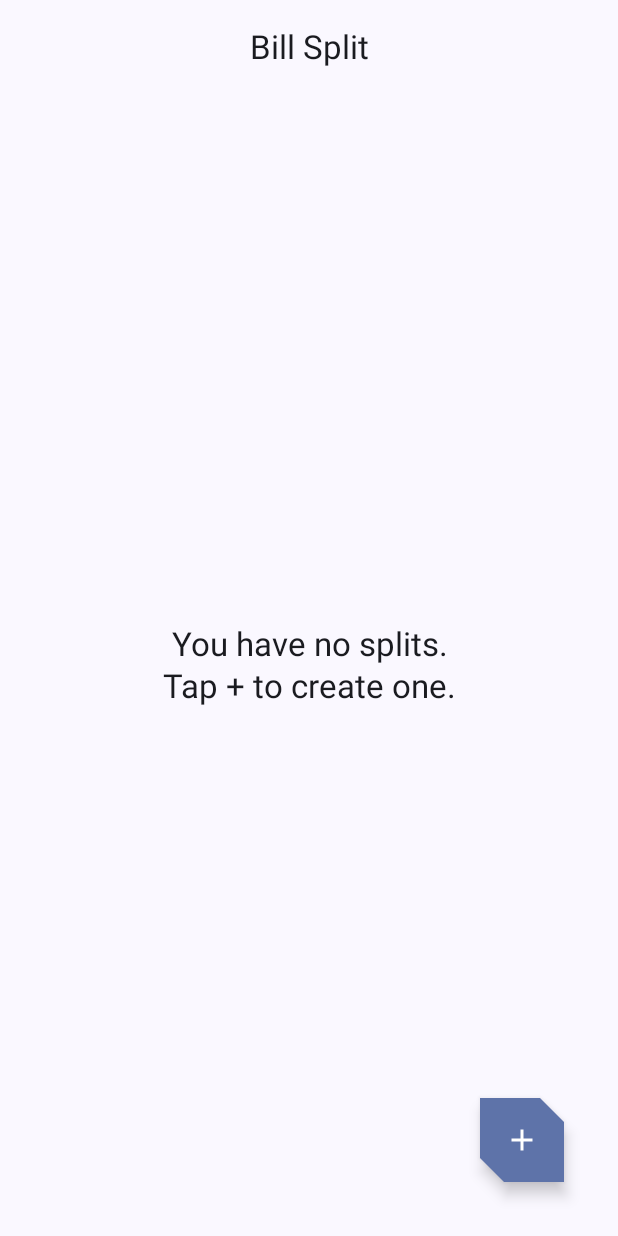
After one commit to tremblay95/bill-split-app, an Android app built with Jetpack Compose: the HomeScreen screen opened through its navigation route, on a phone screen of 412 x 824 dp. The commit adds this screen. Run offline under Robolectric (Android 15) with nearby library versions, the phone set to English and light mode, and no system bars.

Commit message:
rough home screen and navigation setup

```diff
--- a/app/build.gradle.kts
+++ b/app/build.gradle.kts
@@ -43,12 +43,15 @@ dependencies {
 
     implementation(libs.androidx.core.ktx)
     implementation(libs.androidx.lifecycle.runtime.ktx)
+    implementation(libs.androidx.lifecycle.viewmodel.compose)
     implementation(libs.androidx.activity.compose)
     implementation(platform(libs.androidx.compose.bom))
     implementation(libs.androidx.compose.ui)
     implementation(libs.androidx.compose.ui.graphics)
     implementation(libs.androidx.compose.ui.tooling.preview)
     implementation(libs.androidx.compose.material3)
+    implementation(libs.androidx.navigation.compose)
+
     testImplementation(libs.junit)
     androidTestImplementation(libs.androidx.junit)
     androidTestImplementation(libs.androidx.espresso.core)
--- a/app/src/main/java/ca/tremblay95/billsplit/MainActivity.kt
+++ b/app/src/main/java/ca/tremblay95/billsplit/MainActivity.kt
@@ -5,12 +5,10 @@ import androidx.activity.ComponentActivity
 import androidx.activity.compose.setContent
 import androidx.activity.enableEdgeToEdge
 import androidx.compose.foundation.layout.fillMaxSize
-import androidx.compose.foundation.layout.padding
-import androidx.compose.material3.Scaffold
-import androidx.compose.material3.Text
-import androidx.compose.runtime.Composable
+import androidx.compose.material3.MaterialTheme
+import androidx.compose.material3.Surface
 import androidx.compose.ui.Modifier
-import androidx.compose.ui.tooling.preview.Preview
+import ca.tremblay95.billsplit.ui.BillSplitApp
 import ca.tremblay95.billsplit.ui.theme.BillSplitAppTheme
 
 class MainActivity : ComponentActivity() {
@@ -19,29 +17,13 @@ class MainActivity : ComponentActivity() {
         enableEdgeToEdge()
         setContent {
             BillSplitAppTheme {
-                Scaffold(modifier = Modifier.fillMaxSize()) { innerPadding ->
-                    Greeting(
-                        name = "Android",
-                        modifier = Modifier.padding(innerPadding)
-                    )
+                Surface(
+                    modifier = Modifier.fillMaxSize(),
+                    color = MaterialTheme.colorScheme.background
+                ) {
+                    BillSplitApp()
                 }
             }
         }
     }
 }
-
-@Composable
-fun Greeting(name: String, modifier: Modifier = Modifier) {
-    Text(
-        text = "Hello $name!",
-        modifier = modifier
-    )
-}
-
-@Preview(showBackground = true)
-@Composable
-fun GreetingPreview() {
-    BillSplitAppTheme {
-        Greeting("Android")
-    }
-}
--- /dev/null
+++ b/app/src/main/java/ca/tremblay95/billsplit/ui/BillSplitApp.kt
@@ -0,0 +1,51 @@
+package ca.tremblay95.billsplit.ui
+
+import androidx.compose.material.icons.Icons
+import androidx.compose.material.icons.automirrored.filled.ArrowBack
+import androidx.compose.material3.CenterAlignedTopAppBar
+import androidx.compose.material3.ExperimentalMaterial3Api
+import androidx.compose.material3.Icon
+import androidx.compose.material3.IconButton
+import androidx.compose.material3.Text
+import androidx.compose.material3.TopAppBarDefaults
+import androidx.compose.material3.TopAppBarScrollBehavior
+import androidx.compose.runtime.Composable
+import androidx.compose.ui.Modifier
+import androidx.compose.ui.res.stringResource
+import androidx.navigation.NavHostController
+import androidx.navigation.compose.rememberNavController
+import ca.tremblay95.billsplit.R
+import ca.tremblay95.billsplit.ui.navigation.BillSplitNavHost
+
+@Composable
+fun BillSplitApp(navController : NavHostController = rememberNavController()) {
+    BillSplitNavHost(navController = navController)
+}
+
+@OptIn(ExperimentalMaterial3Api::class)
+@Composable
+fun BillSplitTopBar(
+    title: String,
+    canNavigateBack: Boolean,
+    modifier: Modifier = Modifier,
+    scrollBehaviour: TopAppBarScrollBehavior? = null,
+    navigateUp: () -> Unit = {}
+) {
+    CenterAlignedTopAppBar(
+        title = {
+            Text(text = title)
+        },
+        modifier = modifier,
+        scrollBehavior = scrollBehaviour,
+        navigationIcon = {
+            if (canNavigateBack) {
+                IconButton(onClick = navigateUp) {
+                    Icon(
+                        imageVector = Icons.AutoMirrored.Filled.ArrowBack,
+                        contentDescription = stringResource(R.string.back_button)
+                    )
+                }
+            }
+        }
+    )
+}
--- /dev/null
+++ b/app/src/main/java/ca/tremblay95/billsplit/ui/home/HomeScreen.kt
@@ -0,0 +1,109 @@
+package ca.tremblay95.billsplit.ui.home
+
+import androidx.compose.foundation.layout.Arrangement
+import androidx.compose.foundation.layout.Column
+import androidx.compose.foundation.layout.PaddingValues
+import androidx.compose.foundation.layout.fillMaxSize
+import androidx.compose.foundation.layout.padding
+import androidx.compose.material.icons.Icons
+import androidx.compose.material.icons.filled.Add
+import androidx.compose.material3.ExperimentalMaterial3Api
+import androidx.compose.material3.FloatingActionButton
+import androidx.compose.material3.Icon
+import androidx.compose.material3.MaterialTheme
+import androidx.compose.material3.Scaffold
+import androidx.compose.material3.Text
+import androidx.compose.material3.TopAppBarDefaults
+import androidx.compose.runtime.Composable
+import androidx.compose.ui.Alignment
+import androidx.compose.ui.Modifier
+import androidx.compose.ui.input.nestedscroll.nestedScroll
+import androidx.compose.ui.res.dimensionResource
+import androidx.compose.ui.res.stringResource
+import androidx.compose.ui.text.style.TextAlign
+import androidx.compose.ui.tooling.preview.Preview
+import androidx.compose.ui.unit.dp
+import androidx.lifecycle.viewmodel.compose.viewModel
+import ca.tremblay95.billsplit.R
+import ca.tremblay95.billsplit.ui.BillSplitTopBar
+import ca.tremblay95.billsplit.ui.navigation.NavigationDestination
+import ca.tremblay95.billsplit.ui.theme.BillSplitAppTheme
+
+object HomeScreenDestination : NavigationDestination {
+    override val route: String = "home"
+    override val titleResource: Int = R.string.app_name
+}
+
+@OptIn(ExperimentalMaterial3Api::class)
+@Composable
+fun HomeScreen(
+    navigateToCreateSplitScreen: () -> Unit,
+    navigateToSplitDetailsScreen: (Int) -> Unit,
+    modifier: Modifier = Modifier,
+    viewModel : HomeViewModel = viewModel()
+) {
+    val scrollBehaviour = TopAppBarDefaults.enterAlwaysScrollBehavior()
+
+    Scaffold(
+        modifier = modifier.nestedScroll(scrollBehaviour.nestedScrollConnection),
+        topBar = {
+            BillSplitTopBar(
+                title = stringResource(HomeScreenDestination.titleResource),
+                canNavigateBack = false,
+                scrollBehaviour = scrollBehaviour
+            )
+        },
+        floatingActionButton = {
+            FloatingActionButton(
+                onClick = {
+                    TODO("Not yet implemented")
+                },
+                shape = MaterialTheme.shapes.medium,
+                modifier = modifier.padding(dimensionResource(R.dimen.padding_large))
+            ) {
+                Icon(
+                    imageVector = Icons.Default.Add,
+                    contentDescription = stringResource(R.string.create_split_title)
+                )
+            }
+        }
+    ) { innerPadding ->
+        HomeBody(
+            splitList = listOf(),
+            modifier = modifier.fillMaxSize(),
+            contentPadding = innerPadding
+        )
+    }
+}
+
+@Composable
+fun HomeBody(
+    splitList: List<String>, // TODO: replace string with the SplitSchema class
+    modifier: Modifier = Modifier,
+    contentPadding: PaddingValues = PaddingValues(0.dp),
+) {
+    Column(
+        horizontalAlignment = Alignment.CenterHorizontally,
+        verticalArrangement = Arrangement.Center,
+        modifier = modifier
+    ) {
+        if (splitList.isEmpty()) {
+            Text(
+                text = stringResource(R.string.no_splits_description),
+                textAlign = TextAlign.Center,
+                style = MaterialTheme.typography.titleLarge,
+                modifier = Modifier.padding(contentPadding)
+            )
+        } else {
+            TODO("Not yet implemented")
+        }
+    }
+}
+
+@Preview(showBackground = true)
+@Composable
+fun HomeBodyEmptyListPreview() {
+    BillSplitAppTheme {
+        HomeBody(listOf(), Modifier.fillMaxSize())
+    }
+}
--- /dev/null
+++ b/app/src/main/java/ca/tremblay95/billsplit/ui/home/HomeViewModel.kt
@@ -0,0 +1,10 @@
+package ca.tremblay95.billsplit.ui.home
+
+import androidx.lifecycle.ViewModel
+
+class HomeViewModel : ViewModel() {
+// TODO: retrieve all splits from Room database
+}
+
+// TODO: replace string with the SplitSchema class
+data class HomeUiState(val splitList : List<String> = listOf())
--- /dev/null
+++ b/app/src/main/java/ca/tremblay95/billsplit/ui/navigation/BillSplitNavGraph.kt
@@ -0,0 +1,32 @@
+package ca.tremblay95.billsplit.ui.navigation
+
+import androidx.compose.runtime.Composable
+import androidx.compose.ui.Modifier
+import androidx.navigation.NavHostController
+import androidx.navigation.compose.NavHost
+import androidx.navigation.compose.composable
+import ca.tremblay95.billsplit.ui.home.HomeScreen
+import ca.tremblay95.billsplit.ui.home.HomeScreenDestination
+
+@Composable
+fun BillSplitNavHost(
+    navController: NavHostController,
+    modifier: Modifier = Modifier
+) {
+    NavHost(
+        navController = navController,
+        startDestination = HomeScreenDestination.route,
+        modifier = modifier
+    ) {
+        composable(route = HomeScreenDestination.route) {
+            HomeScreen(
+                navigateToCreateSplitScreen = {
+                    navController.navigate("") // TODO: CreateSplitScreen.route
+                },
+                navigateToSplitDetailsScreen = {
+                    navController.navigate("") // TODO: SplitDetailsScreen.route
+                }
+            )
+        }
+    }
+}
--- /dev/null
+++ b/app/src/main/java/ca/tremblay95/billsplit/ui/navigation/NavigationDestination.kt
@@ -0,0 +1,6 @@
+package ca.tremblay95.billsplit.ui.navigation
+
+interface NavigationDestination {
+    val route : String
+    val titleResource : Int
+}
--- /dev/null
+++ b/app/src/main/res/values/dimens.xml
@@ -0,0 +1,4 @@
+<?xml version="1.0" encoding="utf-8"?>
+<resources>
+    <dimen name="padding_large">20.dp</dimen>
+</resources>
--- a/app/src/main/res/values/strings.xml
+++ b/app/src/main/res/values/strings.xml
@@ -1,3 +1,6 @@
 <resources>
-    <string name="app_name">BillSplitApp</string>
+    <string name="app_name">Bill Split</string>
+    <string name="back_button">Back</string>
+    <string name="create_split_title">New Split</string>
+    <string name="no_splits_description">You have no splits.\nTap + to create one.</string>
 </resources>
```
Also changed, not shown: gradle/libs.versions.toml (+5 -2 lines).
